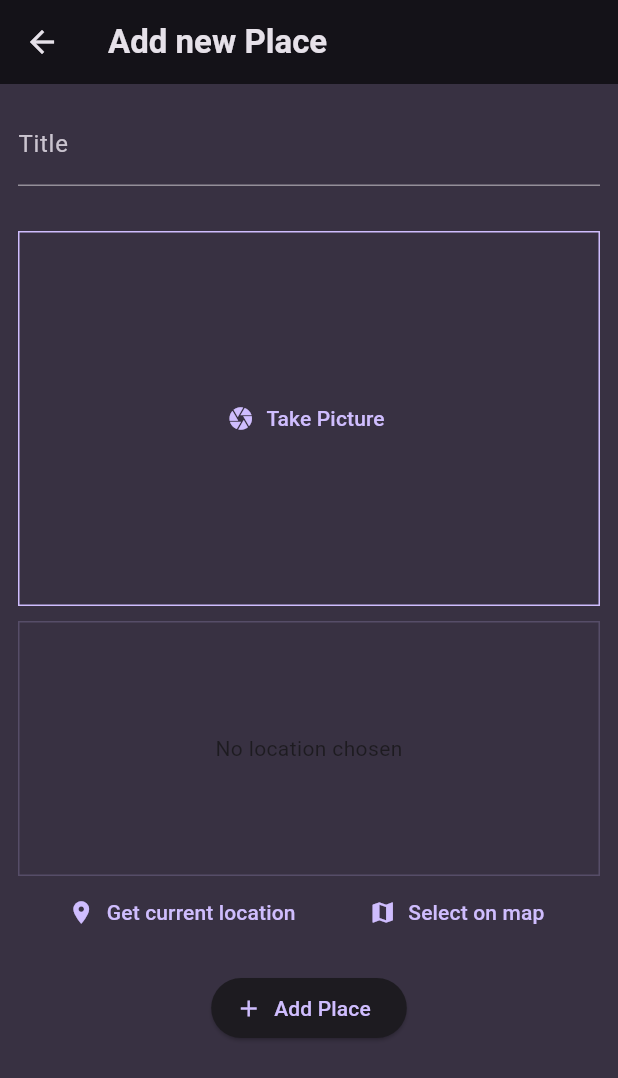
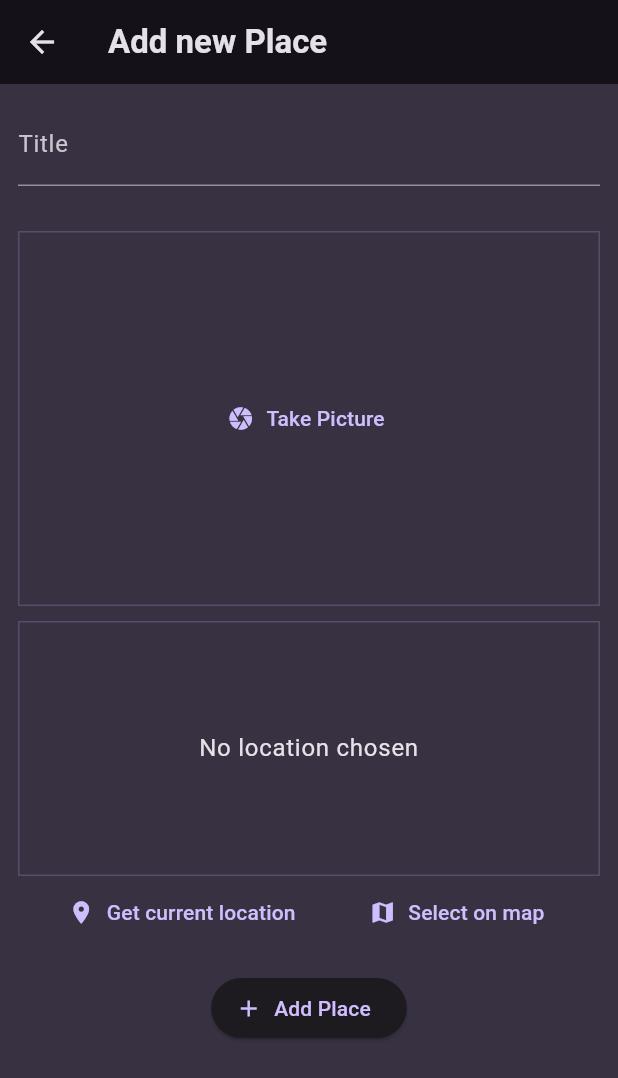
Before and after one commit to ThawedBuffalo/fdcg_13-favoriteplaces, a Flutter app: the AddPlaceScreen screen opened directly, on a phone screen of 412 x 824 dp. Shown: the top 1078 px of the screen. Run offline on Flutter 3.47's test engine with Material 3 defaults, Android fonts, the phone set to English and light mode, and no system bars; our stand-ins replace flutter_riverpod, google_fonts, image_picker, location.

Commit message:
chapter 13, section 15

```diff
--- a/lib/widgets/image_input.dart
+++ b/lib/widgets/image_input.dart
@@ -13,14 +13,14 @@ class ImageInput extends StatefulWidget {
 }
 
 class _ImageInputState extends State<ImageInput> {
-
   File? _selectedImage;
 
   void _takePicture() async {
     final imagePicker = ImagePicker();
     final pickedImage = await imagePicker.pickImage(
-        source: ImageSource.camera,
-    maxWidth: 600, );
+      source: ImageSource.camera,
+      maxWidth: 600,
+    );
 
     if (pickedImage == null) {
       return;
@@ -31,7 +31,6 @@ class _ImageInputState extends State<ImageInput> {
     });
 
     widget.onPickImage(_selectedImage!);
-
   }
 
   @override
@@ -39,9 +38,10 @@ class _ImageInputState extends State<ImageInput> {
     Widget content = TextButton.icon(
       onPressed: _takePicture,
       label: const Text('Take Picture'),
-      icon: const Icon(Icons.camera),);
+      icon: const Icon(Icons.camera),
+    );
 
-    if (_selectedImage != null){
+    if (_selectedImage != null) {
       content = GestureDetector(
         onTap: _takePicture,
         child: Image.file(
@@ -54,8 +54,9 @@ class _ImageInputState extends State<ImageInput> {
     }
     return Container(
       decoration: BoxDecoration(
-        border: Border.all(width: 1, color: Theme.of(context).colorScheme.primary)
-      ),
+          border: Border.all(
+              width: 1,
+              color: Theme.of(context).colorScheme.primary.withOpacity(0.2))),
       height: 250,
       width: double.infinity,
       alignment: Alignment.center,
--- a/lib/widgets/location_input.dart
+++ b/lib/widgets/location_input.dart
@@ -1,4 +1,5 @@
 import 'package:flutter/material.dart';
+import 'package:location/location.dart';
 
 class LocationInput extends StatefulWidget {
   const LocationInput({super.key});
@@ -8,30 +9,80 @@ class LocationInput extends StatefulWidget {
 }
 
 class _LocationInputState extends State<LocationInput> {
+  Location? _pickedLocation;
+  var _isGettingLocation = false;
+
+  void _getCurrentLocation() async {
+    Location location = Location();
+
+    bool serviceEnabled;
+    PermissionStatus permissionGranted;
+    LocationData locationData;
+
+    serviceEnabled = await location.serviceEnabled();
+    if (!serviceEnabled) {
+      serviceEnabled = await location.requestService();
+      if (!serviceEnabled) {
+        return;
+      }
+    }
+
+    permissionGranted = await location.hasPermission();
+    if (permissionGranted == PermissionStatus.denied) {
+      permissionGranted = await location.requestPermission();
+      if (permissionGranted != PermissionStatus.granted) {
+        return;
+      }
+    }
+
+    setState(() {
+      _isGettingLocation = true;
+    });
+
+    locationData = await location.getLocation();
+    print('Co-ords: latitude->${locationData.latitude}<- ');
+    print('Co-ords: longitude->${locationData.longitude}<- ');
+
+    setState(() {
+      _isGettingLocation = false;
+    });
+  }
+
   @override
   Widget build(BuildContext context) {
+    Widget previewContent = Text(
+      'No location chosen',
+      textAlign: TextAlign.center,
+      style: Theme.of(context)
+          .textTheme
+          .bodyLarge!
+          .copyWith(color: Theme.of(context).colorScheme.onBackground),
+    );
+
+    if (_isGettingLocation == true) {
+      previewContent = const CircularProgressIndicator();
+    }
+
     return Column(
       children: [
         Container(
-          decoration: BoxDecoration(border: Border.all(
-        width: 1, color: Theme.of(context).colorScheme.primary.withOpacity(0.2),
-    ),
-          ),
-          height: 170,
+            decoration: BoxDecoration(
+              border: Border.all(
+                width: 1,
+                color: Theme.of(context).colorScheme.primary.withOpacity(0.2),
+              ),
+            ),
+            height: 170,
             alignment: Alignment.center,
             width: double.infinity,
-          child: const Text('No location chosen',
-            textAlign: TextAlign.center,
-            style: Theme.of(context).textTheme.bodyLarge!.copyWith(color: Theme.of(context).onBackground),
-          ),
-        ),
+            child: previewContent),
         Row(
           mainAxisAlignment: MainAxisAlignment.spaceEvenly,
           children: [
             TextButton.icon(
-                onPressed: () {},
-                label: const Text('Get current location'),
-                icon: const Icon(Icons.location_on),
+              onPressed: _getCurrentLocation,
+              label: const Text('Get current location'),
+              icon: const Icon(Icons.location_on),
             ),
             TextButton.icon(
               onPressed: () {},
```
